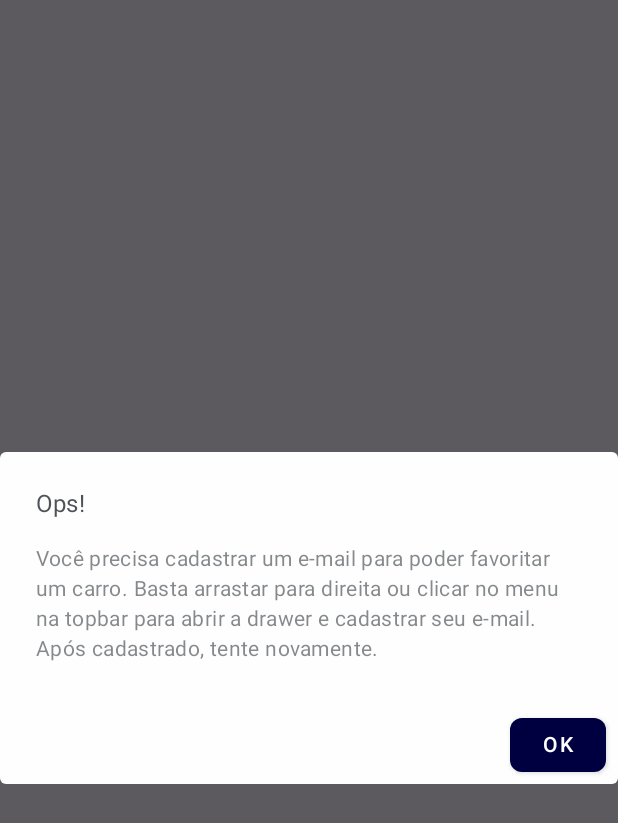
After one commit to joaopegoraro/Carros-WS-Work, an Android app built with Jetpack Compose: the composable DialogCadastrarEmail shown on its own in the app's theme, on a phone screen of 412 x 824 dp. The commit adds this screen. Shown: the top 823 px of the screen. Run offline under Robolectric (Android 15) with nearby library versions, the phone set to English and light mode, and no system bars.

Commit message:
Adicionei limitação para que apenas usuários com e-mail possam favoritar carros

```diff
--- /dev/null
+++ b/app/src/main/java/xyz/joaophp/carroswswork/ui/components/DialogCadastrarEmail.kt
@@ -0,0 +1,26 @@
+package xyz.joaophp.carroswswork.ui.components
+
+import androidx.compose.material.AlertDialog
+import androidx.compose.material.Button
+import androidx.compose.material.Text
+import androidx.compose.runtime.Composable
+import androidx.compose.ui.res.stringResource
+import xyz.joaophp.carroswswork.R
+
+@Composable
+fun DialogCadastrarEmail(onDismiss: () -> Unit) {
+    AlertDialog(
+        onDismissRequest = onDismiss,
+        title = {
+            Text(text = stringResource(R.string.ops))
+        },
+        text = {
+            Text(text = stringResource(R.string.email_nao_cadastrado_dilog_texto))
+        },
+        confirmButton = {
+            Button(onClick = onDismiss) {
+                Text(text = stringResource(R.string.ok))
+            }
+        }
+    )
+}
--- a/app/src/main/res/values/strings.xml
+++ b/app/src/main/res/values/strings.xml
@@ -17,6 +17,9 @@
     <string name="preco_label">R$ %.2f</string>
     <string name="eu_quero">Eu quero!</string>
     <string name="lista_carros_vazia">Nenhum carro encontrado</string>
+    <string name="ops">Ops!</string>
+    <string name="email_nao_cadastrado_dilog_texto">Você precisa cadastrar um e-mail para poder favoritar um carro. Basta arrastar para direita ou clicar no menu na topbar para abrir a drawer e cadastrar seu e-mail. Após cadastrado, tente novamente.</string>
+    <string name="ok">OK</string>
 
     <!-- Topbar -->
     <string name="cs_logo_ws">Logo WS Work</string>
@@ -29,7 +32,7 @@
     <string name="escreva_aqui_seu_email">Escreva aqui seu e-mail</string>
     <string name="carros">Carros</string>
     <string name="minha_lista">Minha lista</string>
-    <string name="cadastre_seu_email">Cadastre com seu email para poder sincronizar sua lista de favoritos com o nosso site!</string>
+    <string name="cadastre_seu_email">Cadastre com seu email para poder favoritar os carros que você tem interesse de comprar</string>
     <string name="email_invalido">Por favor, digite um endereço de e-mail válido</string>
 
     <!-- Minha Lista -->
```
Also changed, not shown: app/src/main/java/xyz/joaophp/carroswswork/ui/carros/TelaCarros.kt (+20 -1 lines).
